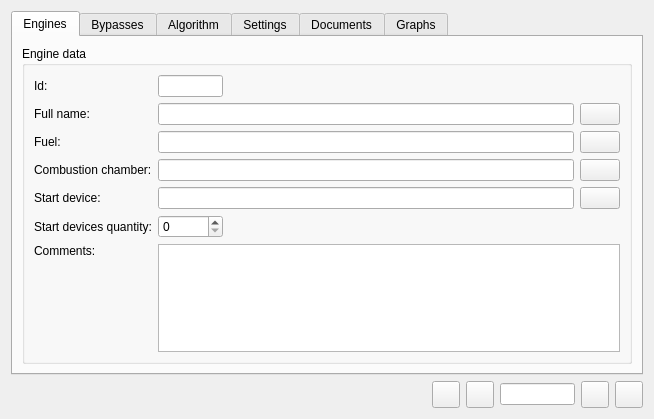
This is gtes_starts/appforms/form_data_input.ui in olgerd27/gtes_starts as Qt 5 draws it before an edit. The edited form follows.
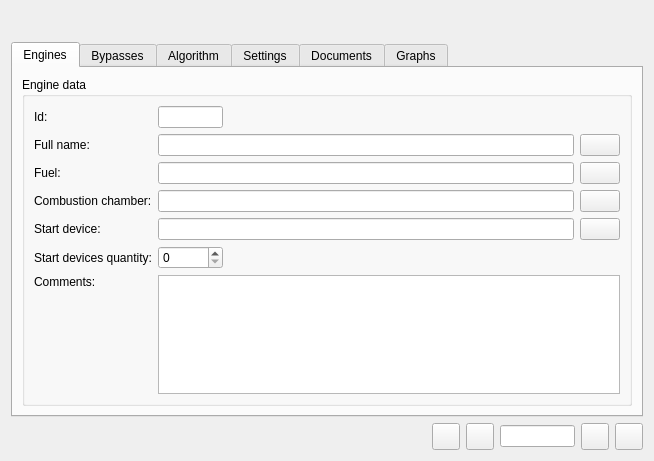
This is the edited form. Icons and pictures are not drawn. Custom widgets are drawn as their Qt base class.

Commit message:
Added label for showing name of a current engine.
Also it was corrected the About application and performed a some code refactory.

```diff
--- a/gtes_starts/appforms/form_data_input.ui
+++ b/gtes_starts/appforms/form_data_input.ui
@@ -7,13 +7,39 @@
     <x>0</x>
     <y>0</y>
     <width>654</width>
-    <height>419</height>
+    <height>461</height>
    </rect>
   </property>
   <property name="windowTitle">
    <string>Form</string>
   </property>
   <layout class="QVBoxLayout" name="verticalLayout_2">
+   <item>
+    <widget class="QLabel" name="m_lblEngineName">
+     <property name="minimumSize">
+      <size>
+       <width>0</width>
+       <height>25</height>
+      </size>
+     </property>
+     <property name="font">
+      <font>
+       <pointsize>11</pointsize>
+       <weight>75</weight>
+       <bold>true</bold>
+      </font>
+     </property>
+     <property name="locale">
+      <locale language="Russian" country="Ukraine"/>
+     </property>
+     <property name="text">
+      <string/>
+     </property>
+     <property name="alignment">
+      <set>Qt::AlignCenter</set>
+     </property>
+    </widget>
+   </item>
    <item>
     <widget class="QTabWidget" name="m_tabWidget">
      <property name="locale">
```
Left out of the diff: 10 changed lines with no effect on the pictures. The commit also changes 16 other files.
